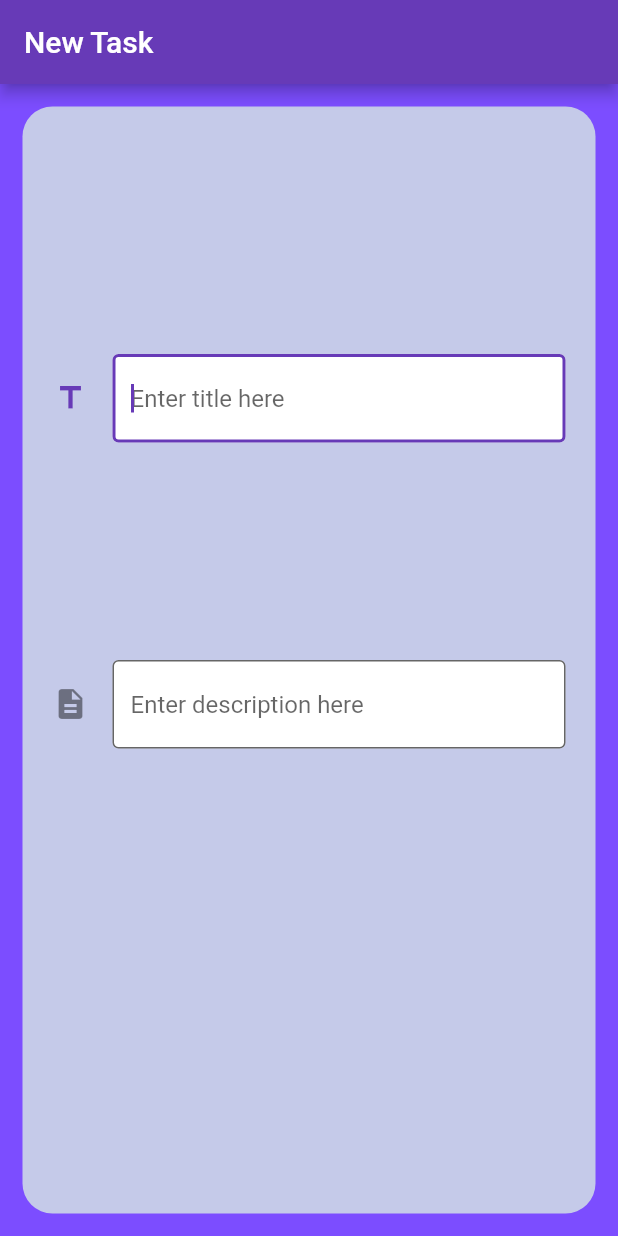
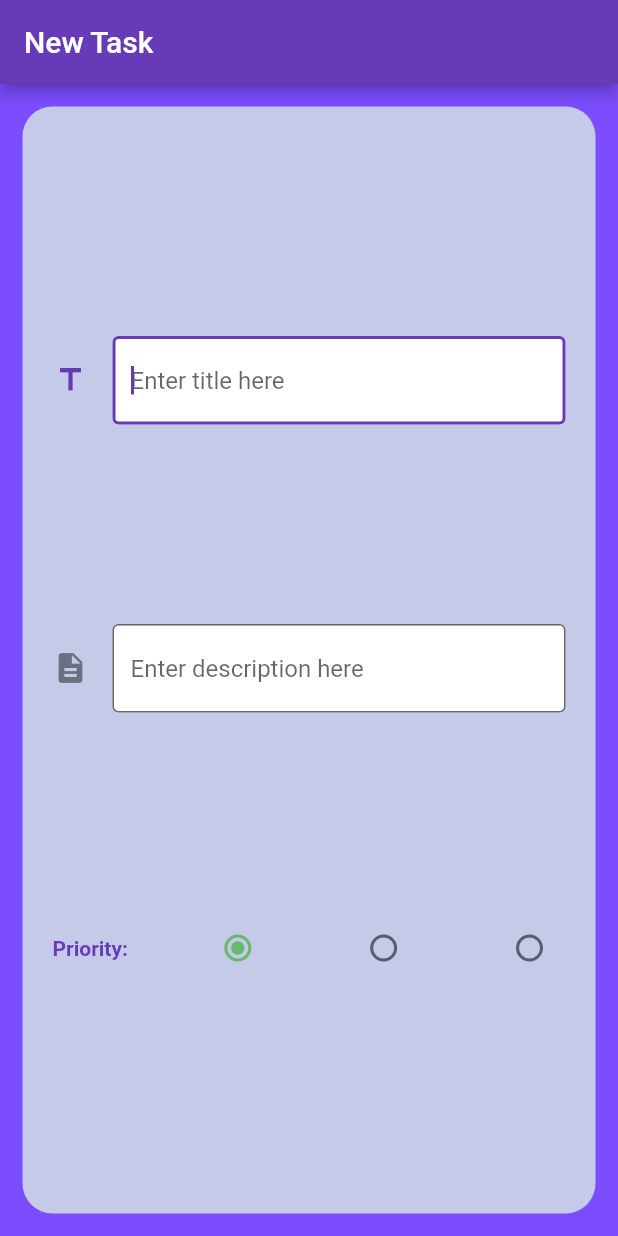
Before and after one commit to flutterkurs/FlutterKurs, a Flutter app: the screen it shows after launch, on a phone screen of 412 x 824 dp. Run offline on Flutter 3.47's test engine with Material 2 defaults, Android fonts, the phone set to English and light mode, and no system bars.

```diff
--- a/todo_app/lib/task/NewTaskPage.dart
+++ b/todo_app/lib/task/NewTaskPage.dart
@@ -8,6 +8,9 @@ class NewTaskPage extends StatefulWidget {
 }
 
 class _NewTaskPageState extends State<NewTaskPage> {
+
+  String _radioValue = 'low';
+
   @override
   Widget build(BuildContext context) {
     return Scaffold(
@@ -24,12 +27,12 @@ class _NewTaskPageState extends State<NewTaskPage> {
           child: Column(
             crossAxisAlignment: CrossAxisAlignment.start,
             mainAxisAlignment: MainAxisAlignment.spaceEvenly,
-            children: <Widget>[title(), description(), dateAndtime()],
+            children: <Widget>[_title(), _description(), _priority()],
           ),
         ));
   }
 
-  Widget title() {
+  Widget _title() {
     return TextField(
       decoration: InputDecoration(
           fillColor: Colors.white,
@@ -41,7 +44,7 @@ class _NewTaskPageState extends State<NewTaskPage> {
     );
   }
 
-  Widget description() {
+  Widget _description() {
     return TextField(
       decoration: InputDecoration(
           fillColor: Colors.white,
@@ -53,7 +56,37 @@ class _NewTaskPageState extends State<NewTaskPage> {
     );
   }
 
-  Widget dateAndtime() {
-    return Container();
+  Widget _priority() {
+    return Row(
+      mainAxisAlignment: MainAxisAlignment.spaceBetween,
+      children: <Widget>[
+        Text('Priority:', style: TextStyle(color: Colors.deepPurple, fontWeight: FontWeight.bold)),
+        Radio<String>(
+          value: 'low',
+          groupValue: _radioValue,
+          activeColor: Colors.green[400],
+          onChanged:(s)=> _handleRadioValueChange(s),
+        ),
+        Radio<String>(
+          groupValue: _radioValue,
+          activeColor: Colors.yellow[400],
+          onChanged:(s)=> _handleRadioValueChange(s),
+          value: 'medium',
+        ),
+        Radio<String>(
+          groupValue: _radioValue,
+          activeColor: Colors.red[400],
+          onChanged:(s)=> _handleRadioValueChange(s),
+          value: 'high',
+        ),
+      ],
+    );
   }
+  void _handleRadioValueChange(String value){
+    setState(() {
+      _radioValue = value;
+    });
+
+  }
+
 }
```
